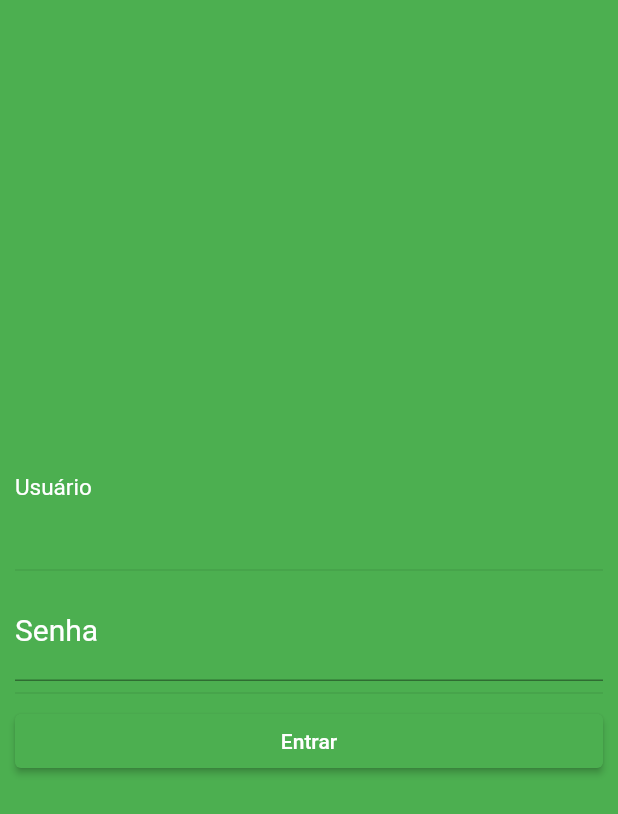
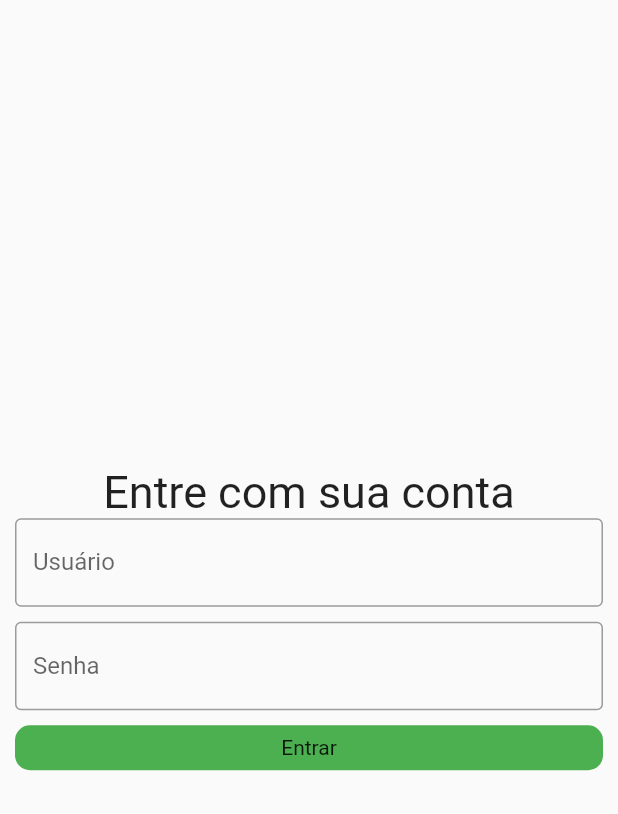
Before and after one commit to vi12caldeira/ProjetoMobile, a Flutter app: the screen it shows after launch, after a tap on "Entrar", on a phone screen of 412 x 824 dp. Shown: the top 814 px of the screen. Run offline on Flutter 3.47's test engine with Material 2 defaults, Android fonts, the phone set to English and light mode, and no system bars.

Commit message:
Login pgae

```diff
--- a/projeto_cliente/lib/pages/login_page.dart
+++ b/projeto_cliente/lib/pages/login_page.dart
@@ -8,49 +8,90 @@ class LoginPage extends StatefulWidget {
 }
 
 class _LoginPageState extends State<LoginPage> {
+  GlobalKey<FormState> _formKey = GlobalKey<FormState>();
+  static const emailRegex =
+      r"""^[a-zA-Z0-9.a-zA-Z0-9.!#$%&'*+-/=?^_`{|}~]+@[a-zA-Z0-9]+\.[a-zA-Z]+""";
+
+  final TextEditingController _controladorUser = TextEditingController();
+  final TextEditingController _controladorSenha = TextEditingController();
+
+  String usario = 'admin';
+  String senha = '1234';
+
   @override
   Widget build(BuildContext context) {
     return Scaffold(
-        backgroundColor: Colors.green,
       body: Padding(
-            padding: EdgeInsets.all(10),
-            child: Center(
+        padding: const EdgeInsets.symmetric(horizontal: 10.0),
+        child: Form(
+          key: _formKey,
           child: Column(
-                crossAxisAlignment: CrossAxisAlignment.stretch,
             mainAxisAlignment: MainAxisAlignment.center,
-                children: <Widget>[
+            children: [
+              Text(
+                'Entre com sua conta',
+                style: TextStyle(fontSize: 30),
+              ),
               TextFormField(
-                    autofocus: true,
-                    keyboardType: TextInputType.text,
-                    style: new TextStyle(color: Colors.white, fontSize: 20),
+                controller: _controladorUser,
                 decoration: InputDecoration(
                     labelText: 'Usuário',
-                        labelStyle: TextStyle(color: Colors.white)),
+                    hintText: "Informe seu usuário",
+                    border: OutlineInputBorder()),
+                validator: (value) {
+                  if (RegExp(emailRegex).hasMatch(value!)) {
+                  } else if (value == null || value.isEmpty) {
+                    return "Campo obrigatorio";
+                  } else {
+                    return "email is not correctly formatted";
+                  }
+                },
               ),
-                  Divider(),
+              SizedBox(
+                height: 10,
+              ),
               TextFormField(
-                    autofocus: true,
-                    keyboardType: TextInputType.text,
+                controller: _controladorSenha,
                 obscureText: true,
-                    style: new TextStyle(color: Colors.white, fontSize: 20),
                 decoration: InputDecoration(
                     labelText: 'Senha',
-                        labelStyle: TextStyle(color: Colors.white)),
+                    hintText: "Informe sua senha",
+                    border: OutlineInputBorder()),
+                validator: (value) {
+                  if (value == null || value.isEmpty) {
+                    return "Campo obrigatorio";
+                  } else {
+                    return null;
+                  }
+                },
               ),
-                  Divider(),
-                  ButtonTheme(
-                    height: 60.0,
-                    child: ElevatedButton(
-                      onPressed: () => {},
-                      child: Text(
-                        "Entrar",
-                        style: TextStyle(color: Colors.white),
+              SizedBox(
+                height: 10,
               ),
-                      style: ElevatedButton.styleFrom(primary: Colors.green),
+              InkWell(
+                onTap: () {
+                  final String user = _controladorUser.text;
+                  final String senha = _controladorSenha.text;
+
+                  if (user == 'admin' && senha == '1234') {
+                    Navigator.pushNamed(context, '/home');
+                  }
+                },
+                child: Container(
+                  width: double.infinity,
+                  height: 30,
+                  decoration: BoxDecoration(
+                      color: Colors.green,
+                      borderRadius: BorderRadius.circular(10)),
+                  child: Center(
+                    child: Text("Entrar"),
                   ),
-                  )
+                ),
+              ),
             ],
           ),
-            )));
+        ),
+      ),
+    );
   }
 }
```
Lines whose indentation alone changed are shown as unchanged.
